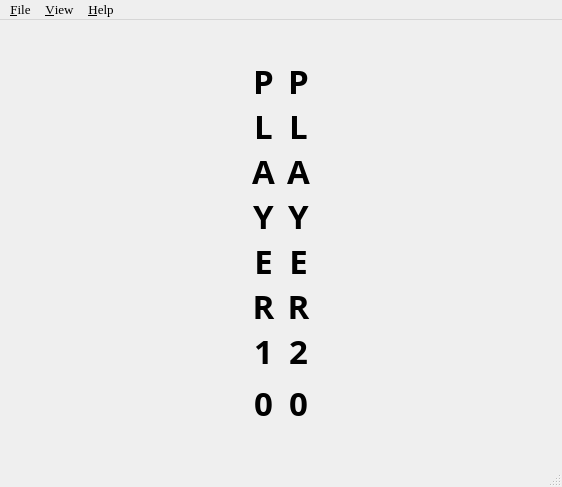
First picture: the form in ui.d/maxit.ui, repository nurfalie/maxit, before the edit.
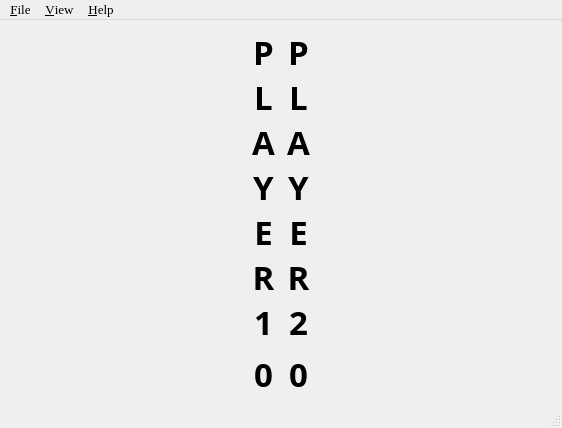
Second picture: the form after the edit.

What changed in the file:
```diff
--- a/ui.d/maxit.ui
+++ b/ui.d/maxit.ui
@@ -6,7 +6,7 @@
     <x>0</x>
     <y>0</y>
     <width>562</width>
-    <height>487</height>
+    <height>413</height>
    </rect>
   </property>
   <property name="font" >
@@ -27,8 +27,8 @@
       </property>
       <property name="sizeHint" >
        <size>
-        <width>20</width>
-        <height>40</height>
+        <width>544</width>
+        <height>136</height>
        </size>
       </property>
      </spacer>
@@ -42,8 +42,8 @@
         </property>
         <property name="sizeHint" >
          <size>
-          <width>40</width>
-          <height>20</height>
+          <width>238</width>
+          <height>135</height>
          </size>
         </property>
        </spacer>
@@ -213,8 +213,8 @@
         </property>
         <property name="sizeHint" >
          <size>
-          <width>40</width>
-          <height>20</height>
+          <width>238</width>
+          <height>135</height>
          </size>
         </property>
        </spacer>
@@ -228,8 +228,8 @@
       </property>
       <property name="sizeHint" >
        <size>
-        <width>20</width>
-        <height>40</height>
+        <width>544</width>
+        <height>135</height>
        </size>
       </property>
      </spacer>
```
